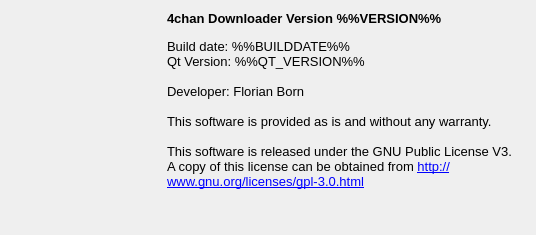
Above: uiinfo.ui from chrisdevchroma/fourchan-dl before the change. Below: the same form after it.
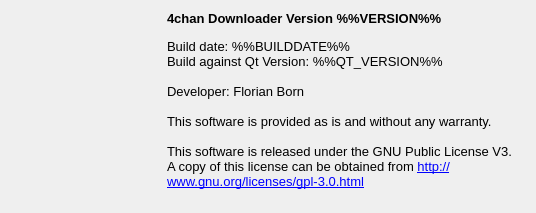
That is the form after the change. Icons and pictures are not drawn.

Diff of the .ui file:
```diff
--- a/uiinfo.ui
+++ b/uiinfo.ui
@@ -7,7 +7,7 @@
     <x>0</x>
     <y>0</y>
     <width>535</width>
-    <height>235</height>
+    <height>213</height>
    </rect>
   </property>
   <property name="windowTitle">
@@ -49,7 +49,7 @@
 &lt;p style=&quot; margin-top:0px; margin-bottom:0px; margin-left:0px; margin-right:0px; -qt-block-indent:0; text-indent:0px;&quot;&gt;&lt;span style=&quot; font-size:10pt; font-weight:600;&quot;&gt;4chan Downloader Version %%VERSION%%&lt;/span&gt;&lt;/p&gt;
 &lt;p style=&quot;-qt-paragraph-type:empty; margin-top:0px; margin-bottom:0px; margin-left:0px; margin-right:0px; -qt-block-indent:0; text-indent:0px; font-size:8pt;&quot;&gt;&lt;/p&gt;
 &lt;p style=&quot; margin-top:0px; margin-bottom:0px; margin-left:0px; margin-right:0px; -qt-block-indent:0; text-indent:0px;&quot;&gt;&lt;span style=&quot; font-size:10pt;&quot;&gt;Build date: %%BUILDDATE%%&lt;/span&gt;&lt;/p&gt;
-&lt;p style=&quot; margin-top:0px; margin-bottom:0px; margin-left:0px; margin-right:0px; -qt-block-indent:0; text-indent:0px;&quot;&gt;&lt;span style=&quot; font-size:10pt;&quot;&gt;Qt Version: %%QT_VERSION%%&lt;/span&gt;&lt;/p&gt;
+&lt;p style=&quot; margin-top:0px; margin-bottom:0px; margin-left:0px; margin-right:0px; -qt-block-indent:0; text-indent:0px;&quot;&gt;&lt;span style=&quot; font-size:10pt;&quot;&gt;Build against Qt Version: %%QT_VERSION%%&lt;/span&gt;&lt;/p&gt;
 &lt;p style=&quot;-qt-paragraph-type:empty; margin-top:0px; margin-bottom:0px; margin-left:0px; margin-right:0px; -qt-block-indent:0; text-indent:0px; font-size:10pt;&quot;&gt;&lt;/p&gt;
 &lt;p style=&quot; margin-top:0px; margin-bottom:0px; margin-left:0px; margin-right:0px; -qt-block-indent:0; text-indent:0px;&quot;&gt;&lt;span style=&quot; font-size:10pt;&quot;&gt;Developer: Florian Born&lt;/span&gt;&lt;/p&gt;
 &lt;p style=&quot;-qt-paragraph-type:empty; margin-top:0px; margin-bottom:0px; margin-left:0px; margin-right:0px; -qt-block-indent:0; text-indent:0px; font-size:10pt;&quot;&gt;&lt;/p&gt;
```
